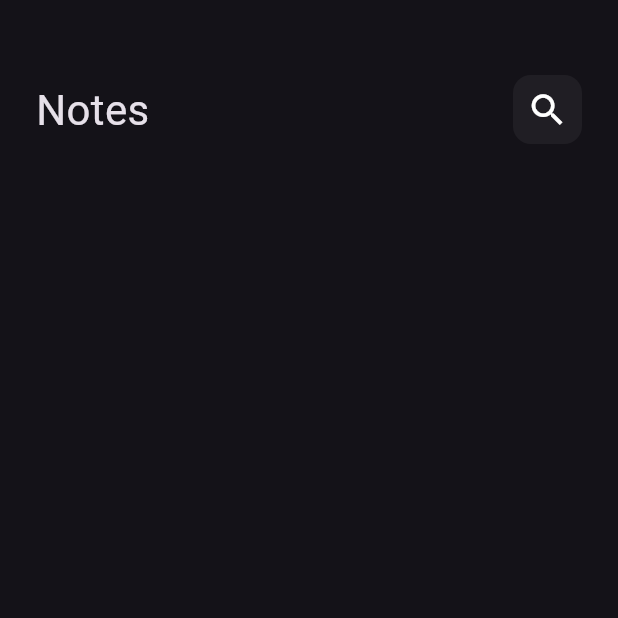
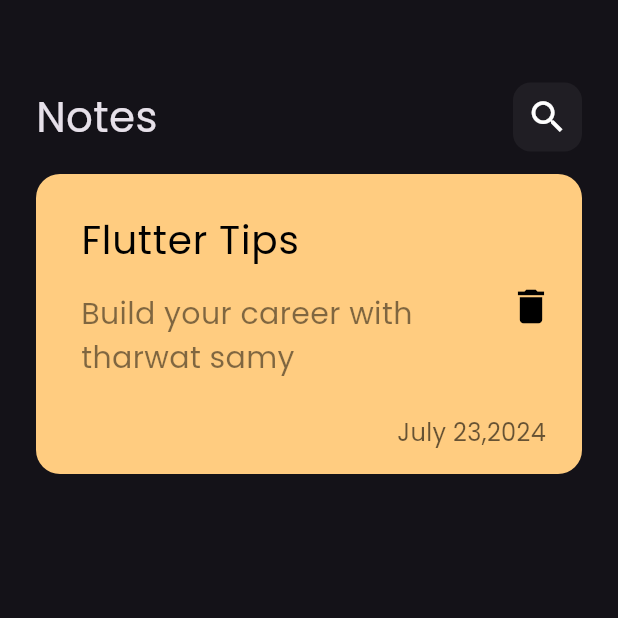
Before and after one commit to kareemsalah720/notes_app, a Flutter app: the screen it shows after launch, on a phone screen of 412 x 824 dp, the top half of it. Run offline on Flutter 3.47's test engine with Material 3 defaults, Android fonts, the phone set to English and light mode, and no system bars.

Commit message:
create custom_note_item

```diff
--- a/lib/main.dart
+++ b/lib/main.dart
@@ -12,7 +12,11 @@ class NotesApp extends StatelessWidget {
   Widget build(BuildContext context) {
     return MaterialApp(
       debugShowCheckedModeBanner: false,
-      theme: ThemeData(brightness: Brightness.dark),
+      theme: ThemeData(brightness: Brightness.dark,
+      fontFamily: 'Poppins',
+
+      ),
+
 
       home:const NotesViews(),
     );
--- /dev/null
+++ b/lib/widgets/custom_note_item.dart
@@ -0,0 +1,51 @@
+import 'package:flutter/material.dart';
+
+class NoteItem extends StatelessWidget {
+  const NoteItem({super.key});
+
+  @override
+  Widget build(BuildContext context) {
+    return Container(
+      padding: const EdgeInsets.only(top: 16, bottom: 16, left: 30, right: 10),
+      decoration: BoxDecoration(
+        borderRadius: BorderRadius.circular(16),
+        color: const Color(0xffFFCC80),
+      ),
+      child: Column(
+        crossAxisAlignment: CrossAxisAlignment.end,
+        children: [
+          ListTile(
+            contentPadding: const EdgeInsets.symmetric(),
+            title: const Text(
+              'Flutter Tips',
+              style: TextStyle(color: Colors.black, fontSize: 26),
+            ),
+            subtitle: Padding(
+              padding: const EdgeInsets.only(top: 16, bottom: 16),
+              child: Text(
+                'Build your career with tharwat samy ',
+                style: TextStyle(
+                    color: Colors.black.withOpacity(.5), fontSize: 20),
+              ),
+            ),
+            trailing: IconButton(
+                onPressed: () {},
+                icon: const Icon(
+                  Icons.delete,
+                  color: Colors.black,
+                  size: 30,
+                )),
+          ),
+          Padding(
+            padding: const EdgeInsets.only(right: 14),
+            child: Text(
+              'July 23,2024',
+              style:
+                  TextStyle(color: Colors.black.withOpacity(.6), fontSize: 16),
+            ),
+          )
+        ],
+      ),
+    );
+  }
+}
--- a/lib/widgets/notes_app_body.dart
+++ b/lib/widgets/notes_app_body.dart
@@ -1,5 +1,6 @@
 import 'package:flutter/material.dart';
 import 'package:notes/widgets/custom_app_bar.dart';
+import 'package:notes/widgets/custom_note_item.dart';
 
 class CustomBody extends StatelessWidget {
   const CustomBody({super.key});
@@ -7,12 +8,15 @@ class CustomBody extends StatelessWidget {
   @override
   Widget build(BuildContext context) {
     return const Padding(
-      padding:  EdgeInsets.symmetric(horizontal: 24),
+      padding: EdgeInsets.symmetric(horizontal: 24),
       child: Column(
-
         children: [
-          SizedBox(height: 50,),
+          SizedBox(
+            height: 55,
+          ),
           CustomAppbar(),
+          SizedBox(height: 15),
+          NoteItem(),
         ],
       ),
     );
```
Also changed, not shown: pubspec.yaml (+6 -11 lines), assets/fonts/Poppins-Regular.ttf (added).
